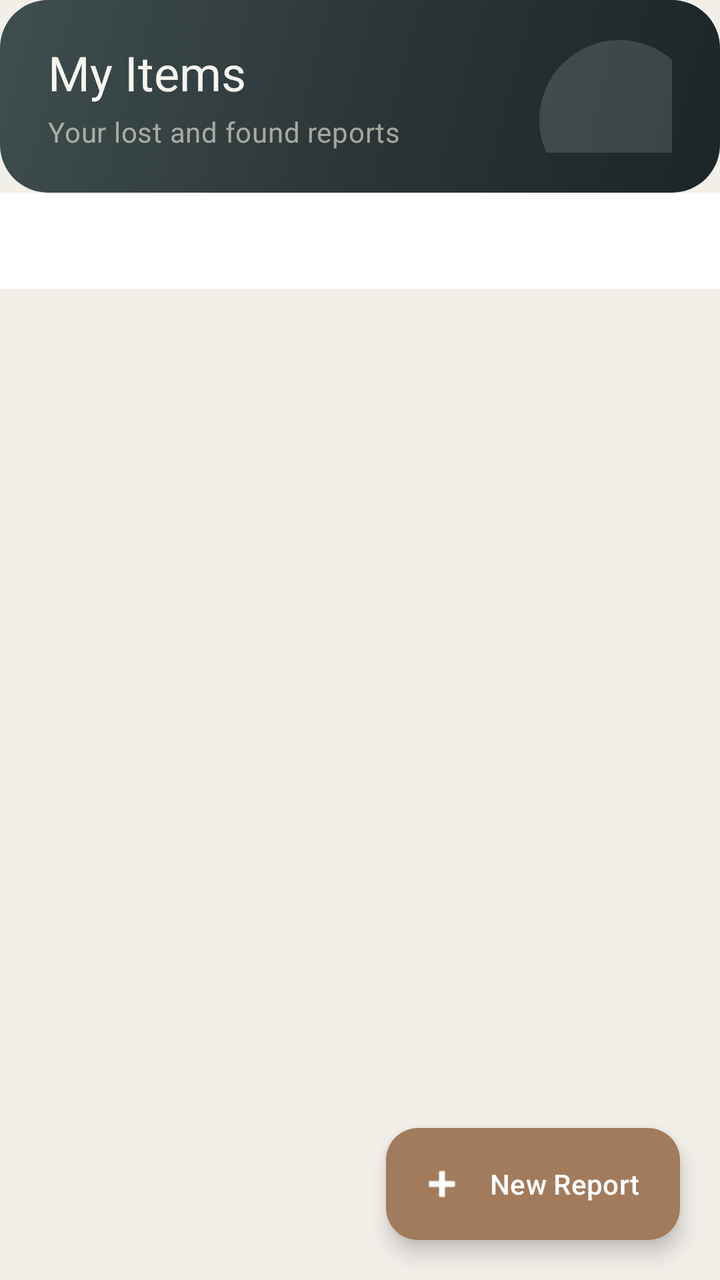
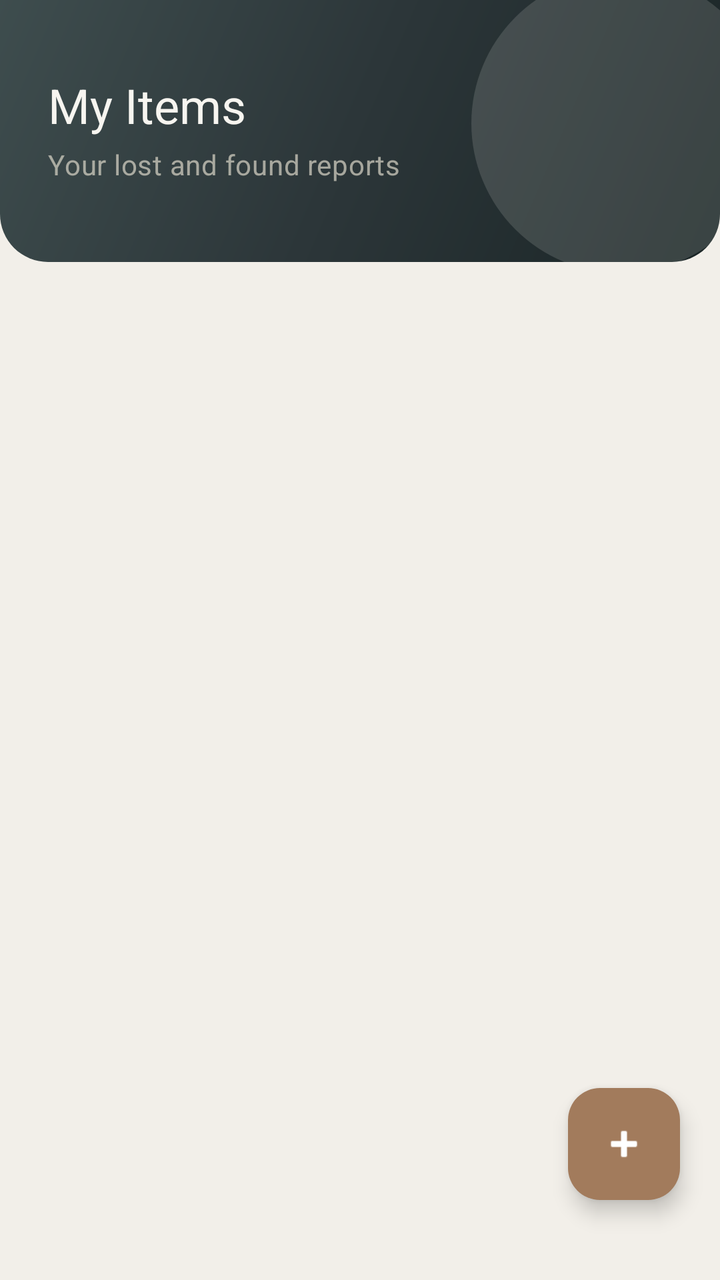

An Android layout rendered at two revisions. The XML below is the earlier revision; the diff shows what the commit changed to produce the second picture.
<!-- AndroidManifest.xml: application theme Theme.ReClaim -->
<!-- res/layout/fragment_my_items.xml -->
<?xml version="1.0" encoding="utf-8"?>
<androidx.coordinatorlayout.widget.CoordinatorLayout xmlns:android="http://schemas.android.com/apk/res/android"
    xmlns:app="http://schemas.android.com/apk/res-auto"
    android:layout_width="match_parent"
    android:layout_height="match_parent"
    android:background="@color/md_theme_background">

    <LinearLayout
        android:layout_width="match_parent"
        android:layout_height="match_parent"
        android:orientation="vertical">

        
        <FrameLayout
            android:layout_width="match_parent"
            android:layout_height="wrap_content"
            android:background="@drawable/bg_dashboard_header"
            android:paddingStart="24dp"
            android:paddingTop="20dp"
            android:paddingEnd="24dp"
            android:paddingBottom="20dp">

            <View
                android:layout_width="80dp"
                android:layout_height="80dp"
                android:layout_gravity="bottom|end"
                android:layout_marginEnd="-14dp"
                android:layout_marginBottom="-24dp"
                android:background="@drawable/bg_header_orb" />

            <LinearLayout
                android:layout_width="wrap_content"
                android:layout_height="wrap_content"
                android:orientation="vertical">

                <com.google.android.material.textview.MaterialTextView
                    android:layout_width="wrap_content"
                    android:layout_height="wrap_content"
                    android:text="@string/my_items_title"
                    android:textAppearance="@style/TextAppearance.ReClaim.DashboardTitle" />

                <com.google.android.material.textview.MaterialTextView
                    android:layout_width="wrap_content"
                    android:layout_height="wrap_content"
                    android:layout_marginTop="4dp"
                    android:text="@string/my_items_subtitle"
                    android:textAppearance="@style/TextAppearance.ReClaim.HeroSubtitle" />
            </LinearLayout>
        </FrameLayout>

        
        <com.google.android.material.tabs.TabLayout
            android:id="@+id/tab_layout"
            android:layout_width="match_parent"
            android:layout_height="wrap_content"
            android:background="@color/md_theme_surfaceContainerLowest"
            app:tabIndicatorColor="@color/brand_accent"
            app:tabIndicatorFullWidth="false"
            app:tabIndicatorHeight="3dp"
            app:tabRippleColor="@color/chip_filter_background"
            app:tabSelectedTextColor="@color/brand_dark"
            app:tabTextColor="@color/brand_slate"
            app:tabTextAppearance="?attr/textAppearanceLabelLarge" />

        
        <androidx.recyclerview.widget.RecyclerView
            android:id="@+id/recycler_my_items"
            android:layout_width="match_parent"
            android:layout_height="0dp"
            android:layout_marginTop="8dp"
            android:layout_weight="1"
            android:clipToPadding="false"
            android:paddingStart="16dp"
            android:paddingEnd="16dp"
            android:paddingBottom="96dp" />

        
        <com.google.android.material.textview.MaterialTextView
            android:id="@+id/text_empty"
            android:layout_width="match_parent"
            android:layout_height="wrap_content"
            android:layout_gravity="center"
            android:gravity="center"
            android:paddingTop="48dp"
            android:paddingBottom="48dp"
            android:text="@string/my_items_empty"
            android:textColor="@color/text_secondary"
            android:visibility="gone" />
    </LinearLayout>

    
    <com.google.android.material.floatingactionbutton.ExtendedFloatingActionButton
        android:id="@+id/fab_add_report"
        android:layout_width="wrap_content"
        android:layout_height="wrap_content"
        android:layout_gravity="bottom|end"
        android:layout_margin="20dp"
        android:text="@string/btn_new_report"
        android:textColor="@color/text_on_accent"
        app:backgroundTint="@color/brand_accent"
        app:icon="@android:drawable/ic_input_add"
        app:iconTint="@color/text_on_accent" />

    <ProgressBar
        android:id="@+id/progress"
        android:layout_width="wrap_content"
        android:layout_height="wrap_content"
        android:layout_gravity="center"
        android:indeterminateTint="@color/brand_accent"
        android:visibility="gone" />

</androidx.coordinatorlayout.widget.CoordinatorLayout>
<!-- resources referenced by this layout -->
<resources>
  <color name="brand_accent">#A27B5C</color>
  <color name="brand_dark">#2C3639</color>
  <color name="brand_slate">#3F4E4F</color>
  <color name="md_theme_background">#F2EFE9</color>
  <color name="md_theme_surfaceContainerLowest">#FFFFFF</color>
  <color name="text_on_accent">#FFFFFF</color>
  <color name="text_secondary">#3F4E4F</color>
  <!-- drawable bg_dashboard_header (drawable) -->
  <?xml version="1.0" encoding="utf-8"?>
  <shape xmlns:android="http://schemas.android.com/apk/res/android" android:shape="rectangle">
      <gradient
          android:angle="135"
          android:startColor="#1A2526"
          android:centerColor="#2C3639"
          android:endColor="#3F4E4F"
          android:type="linear" />
      <corners android:radius="@dimen/dashboard_header_radius" />
  </shape>
  <!-- drawable bg_header_orb (drawable) -->
  <?xml version="1.0" encoding="utf-8"?>
  <shape xmlns:android="http://schemas.android.com/apk/res/android" android:shape="oval">
      <solid android:color="#24F7F5F0" />
  </shape>
  <string name="btn_new_report">New Report</string>
  <string name="my_items_empty">You haven\'t reported any items yet.</string>
  <string name="my_items_subtitle">Your lost and found reports</string>
  <string name="my_items_title">My Items</string>
  <style name="TextAppearance.ReClaim.DashboardTitle" parent="TextAppearance.Material3.HeadlineSmall">
          <item name="android:textColor">@color/brand_white</item>
          <item name="android:fontFamily">sans-serif-medium</item>
      </style>
  <style name="TextAppearance.ReClaim.HeroSubtitle" parent="TextAppearance.Material3.BodyMedium">
          <item name="android:textColor">#B3DCD7C9</item>
      </style>
  <dimen name="dashboard_header_radius">24dp</dimen>
  <color name="brand_white">#F7F5F0</color>
  <color name="md_theme_primary">#A27B5C</color>
  <color name="md_theme_onPrimary">#FFFFFF</color>
  <color name="md_theme_primaryContainer">#F0E3D4</color>
  <color name="md_theme_onPrimaryContainer">#2C3639</color>
  <color name="md_theme_secondary">#3F4E4F</color>
  <color name="md_theme_onSecondary">#DCD7C9</color>
  <color name="md_theme_secondaryContainer">#C4D1D2</color>
  <color name="md_theme_onSecondaryContainer">#1A2E2F</color>
  <color name="md_theme_tertiary">#2C3639</color>
  <color name="md_theme_onTertiary">#DCD7C9</color>
  <color name="md_theme_tertiaryContainer">#DCD7C9</color>
  <color name="md_theme_onTertiaryContainer">#2C3639</color>
  <color name="md_theme_error">#B3261E</color>
  <color name="md_theme_onError">#FFFFFF</color>
  <color name="md_theme_errorContainer">#F9DEDC</color>
  <color name="md_theme_onErrorContainer">#410E0B</color>
  <color name="md_theme_onBackground">#2C3639</color>
  <color name="md_theme_surface">#FFFFFF</color>
  <color name="md_theme_onSurface">#2C3639</color>
  <color name="md_theme_surfaceVariant">#EAE5DC</color>
  <color name="md_theme_onSurfaceVariant">#3F4E4F</color>
  <color name="md_theme_outline">#8A9394</color>
  <color name="md_theme_outlineVariant">#D0CAC0</color>
  <color name="md_theme_surfaceContainerLow">#F7F4EE</color>
  <color name="md_theme_surfaceContainer">#EDE9E0</color>
  <color name="md_theme_surfaceContainerHigh">#E3DDD4</color>
  <color name="md_theme_surfaceContainerHighest">#D8D2C8</color>
  <!-- unchanged entries left out for length: 1 -->
</resources>

<!-- the commit's change to res/layout/fragment_my_items.xml (unified diff, before → after) -->
@@ -7,25 +7,32 @@
 
     <LinearLayout
         android:layout_width="match_parent"
-        android:layout_height="match_parent"
-        android:orientation="vertical">
+        android:layout_height="wrap_content"
+        android:clipChildren="false"
+        android:clipToPadding="false"
+        android:orientation="vertical"
+        android:paddingBottom="32dp">
 
         
         <FrameLayout
             android:layout_width="match_parent"
             android:layout_height="wrap_content"
+            android:layout_marginTop="@dimen/screen_padding_top"
             android:background="@drawable/bg_dashboard_header"
-            android:paddingStart="24dp"
-            android:paddingTop="20dp"
+            android:clipChildren="false"
+            android:clipToPadding="false"
+            android:paddingTop="60dp"
+            android:paddingBottom="24dp"
             android:paddingEnd="24dp"
-            android:paddingBottom="20dp">
+            android:paddingStart="24dp">
 
             <View
-                android:layout_width="80dp"
-                android:layout_height="80dp"
-                android:layout_gravity="bottom|end"
-                android:layout_marginEnd="-14dp"
-                android:layout_marginBottom="-24dp"
+                android:layout_width="150dp"
+                android:layout_height="150dp"
+                android:layout_gravity="end"
+                android:layout_marginEnd="-50dp"
+                android:layout_marginTop="-50dp"
+                android:layout_marginBottom="-30dp"
                 android:background="@drawable/bg_header_orb" />
 
             <LinearLayout
@@ -53,7 +60,7 @@
             android:id="@+id/tab_layout"
             android:layout_width="match_parent"
             android:layout_height="wrap_content"
-            android:background="@color/md_theme_surfaceContainerLowest"
+            android:background="@color/md_theme_background"
             app:tabIndicatorColor="@color/brand_accent"
             app:tabIndicatorFullWidth="false"
             app:tabIndicatorHeight="3dp"
@@ -94,8 +101,8 @@
         android:layout_width="wrap_content"
         android:layout_height="wrap_content"
         android:layout_gravity="bottom|end"
-        android:layout_margin="20dp"
-        android:text="@string/btn_new_report"
+        android:layout_marginBottom="40dp"
+        android:layout_marginEnd="20dp"
         android:textColor="@color/text_on_accent"
         app:backgroundTint="@color/brand_accent"
         app:icon="@android:drawable/ic_input_add"
<!-- resource entries referenced after the edit -->
@@ -7,6 +7,7 @@
   <color name="md_theme_surfaceContainerLowest">#FFFFFF</color>
   <color name="text_on_accent">#FFFFFF</color>
   <color name="text_secondary">#3F4E4F</color>
+  <dimen name="screen_padding_top">-24dp</dimen>
   <!-- drawable bg_dashboard_header (drawable) -->
   <?xml version="1.0" encoding="utf-8"?>
   <shape xmlns:android="http://schemas.android.com/apk/res/android" android:shape="rectangle">
@@ -23,7 +24,6 @@
   <shape xmlns:android="http://schemas.android.com/apk/res/android" android:shape="oval">
       <solid android:color="#24F7F5F0" />
   </shape>
-  <string name="btn_new_report">New Report</string>
   <string name="my_items_empty">You haven\'t reported any items yet.</string>
   <string name="my_items_subtitle">Your lost and found reports</string>
   <string name="my_items_title">My Items</string>
